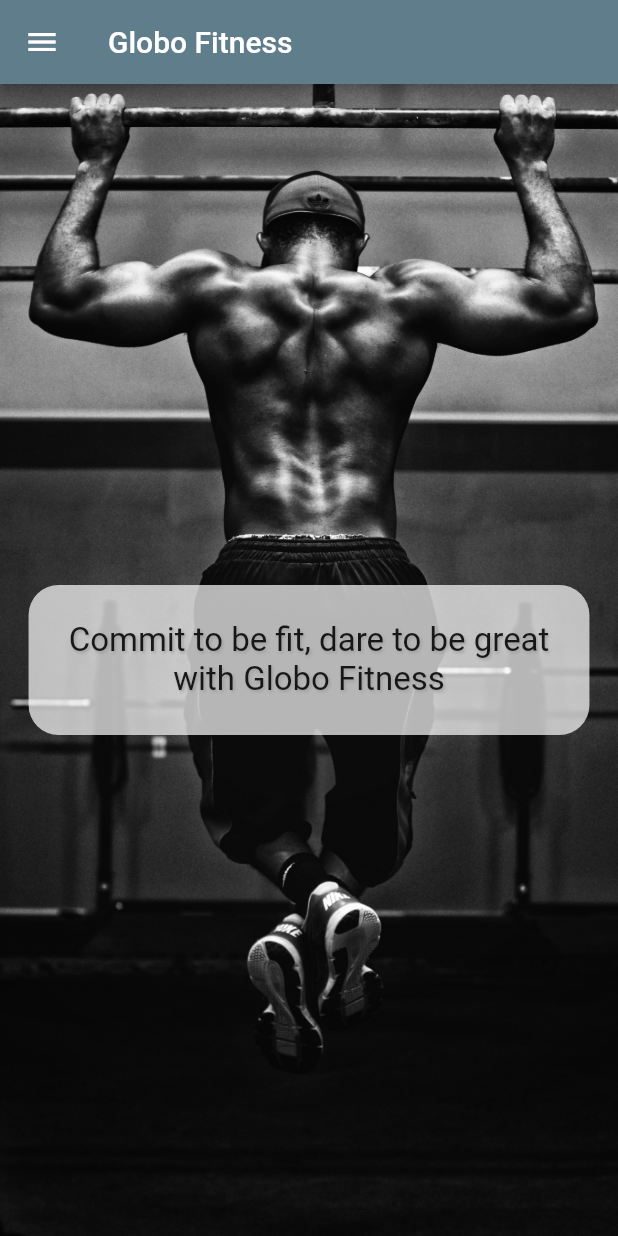
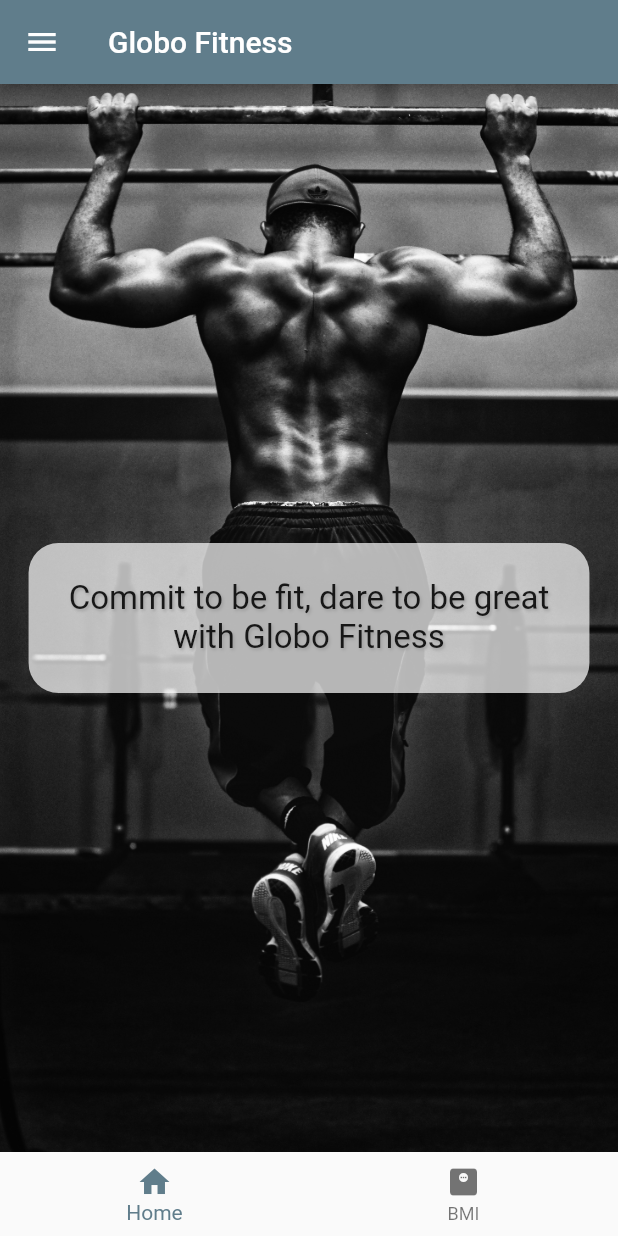
Before and after one commit to simsekahmett/helloflutter, a Flutter app: the screen it shows after launch, on a phone screen of 412 x 824 dp. Run offline on Flutter 3.47's test engine with Material 2 defaults, Android fonts, the phone set to English and light mode, and no system bars.

Commit message:
bottom menu added

```diff
--- a/lib/main.dart
+++ b/lib/main.dart
@@ -1,4 +1,5 @@
 import 'package:flutter/material.dart';
+import 'package:helloflutter/screens/bmi_screen.dart';
 import 'package:helloflutter/screens/intro_screen.dart';
 
 void main() {
@@ -11,6 +12,12 @@ class GlobeApp extends StatelessWidget {
   @override
   Widget build(BuildContext context) {
     return MaterialApp(
-        theme: ThemeData(primarySwatch: Colors.blueGrey), home: IntroScreen());
+      theme: ThemeData(primarySwatch: Colors.blueGrey),
+      routes: {
+        '/': (context) => IntroScreen(),
+        '/bmi': (context) => BmiScreen()
+      },
+      initialRoute: '/',
+    );
   }
 }
--- a/lib/screens/bmi_screen.dart
+++ b/lib/screens/bmi_screen.dart
@@ -1,4 +1,5 @@
 import 'package:flutter/material.dart';
+import 'package:helloflutter/shared/menu_bottom.dart';
 import 'package:helloflutter/shared/menu_drawer.dart';
 
 class BmiScreen extends StatelessWidget {
@@ -8,6 +9,7 @@ class BmiScreen extends StatelessWidget {
   Widget build(BuildContext context) {
     return Scaffold(
       appBar: AppBar(title: Text('BMI Calculator')),
+      bottomNavigationBar: MenuBottom(),
       drawer: MenuDrawer(),
       body: Center(child: FlutterLogo()),
     );
--- a/lib/screens/intro_screen.dart
+++ b/lib/screens/intro_screen.dart
@@ -1,4 +1,5 @@
 import 'package:flutter/material.dart';
+import 'package:helloflutter/shared/menu_bottom.dart';
 import '../shared/menu_drawer.dart';
 
 class IntroScreen extends StatelessWidget {
@@ -9,6 +10,7 @@ class IntroScreen extends StatelessWidget {
     return Scaffold(
         appBar: AppBar(title: Text('Globo Fitness')),
         drawer: MenuDrawer(),
+        bottomNavigationBar: MenuBottom(),
         body: Container(
           decoration: BoxDecoration(
               image: DecorationImage(
--- /dev/null
+++ b/lib/shared/menu_bottom.dart
@@ -0,0 +1,28 @@
+import 'package:flutter/material.dart';
+
+class MenuBottom extends StatelessWidget {
+  const MenuBottom({
+    Key? key,
+  }) : super(key: key);
+
+  @override
+  Widget build(BuildContext context) {
+    return BottomNavigationBar(
+      onTap: (int index) {
+        switch (index) {
+          case 0:
+            Navigator.pushNamed(context, '/');
+            break;
+
+          case 1:
+            Navigator.pushNamed(context, '/bmi');
+            break;
+        }
+      },
+      items: [
+        BottomNavigationBarItem(icon: Icon(Icons.home), label: 'Home'),
+        BottomNavigationBarItem(icon: Icon(Icons.monitor_weight), label: 'BMI')
+      ],
+    );
+  }
+}
```
